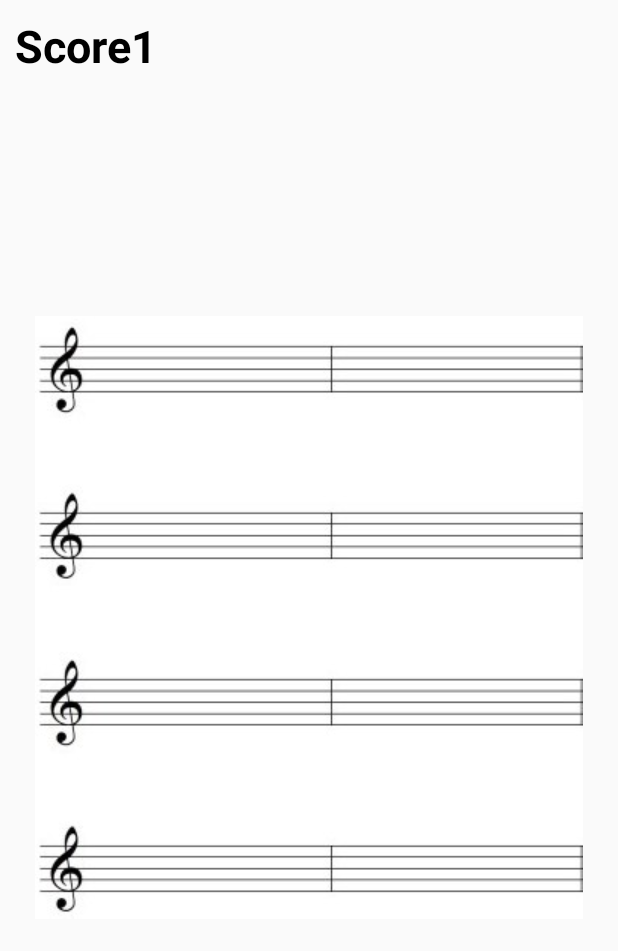
After one commit to dr0oo/ITM_Mobile_Programming, an Android app: the layout score.xml on its own in the app's theme, with its tools: preview values and no code run, on a phone screen of 412 x 824 dp. The commit adds this screen. Shown: the top 951 px of the screen. Run offline under Robolectric (Android 15) with nearby library versions, the phone set to English and light mode, and no system bars.

Commit message:
Score page: - Consists of score background
kotlin dynamic imageview:
- add quarter note when started

*First page has set as score

```diff
--- a/app/src/main/res/layout/personal_information.xml
+++ b/app/src/main/res/layout/personal_information.xml
@@ -139,11 +139,11 @@
     </LinearLayout>
 
     <Button
-        android:layout_centerHorizontal="true"
-        android:layout_alignParentBottom="true"
         android:id="@+id/switching_button"
         android:layout_width="wrap_content"
         android:layout_height="wrap_content"
+        android:layout_alignParentBottom="true"
+        android:layout_centerHorizontal="true"
         android:layout_gravity="center"
         android:layout_marginBottom="50dp"
         android:text="edit" />
--- /dev/null
+++ b/app/src/main/res/layout/score.xml
@@ -0,0 +1,27 @@
+<?xml version="1.0" encoding="utf-8"?>
+<FrameLayout
+    xmlns:android="http://schemas.android.com/apk/res/android"
+    android:layout_width="match_parent"
+    android:layout_height="match_parent">
+
+    <TextView
+        android:id="@+id/score_title"
+        style="@style/title"
+        android:layout_width="match_parent"
+        android:layout_height="wrap_content"
+        android:text="Score1" />
+
+    <FrameLayout
+        android:layout_width="match_parent"
+        android:layout_height="match_parent"
+        android:id="@+id/score_page">
+
+        <ImageView
+            android:layout_width="match_parent"
+            android:layout_height="wrap_content"
+            android:layout_gravity="center"
+            android:src="@drawable/score_background_test" />
+
+    </FrameLayout>
+
+</FrameLayout>
```
Also changed, not shown: app/src/main/AndroidManifest.xml (+5 -2 lines), app/src/main/java/com/example/itm_term_project/Score.kt (added, +24 -0 lines), app/src/main/res/drawable-v24/quarter_note.png (added), app/src/main/res/drawable-v24/score_background.jpg (added), app/src/main/res/drawable-v24/score_background_test.jpg (added).
